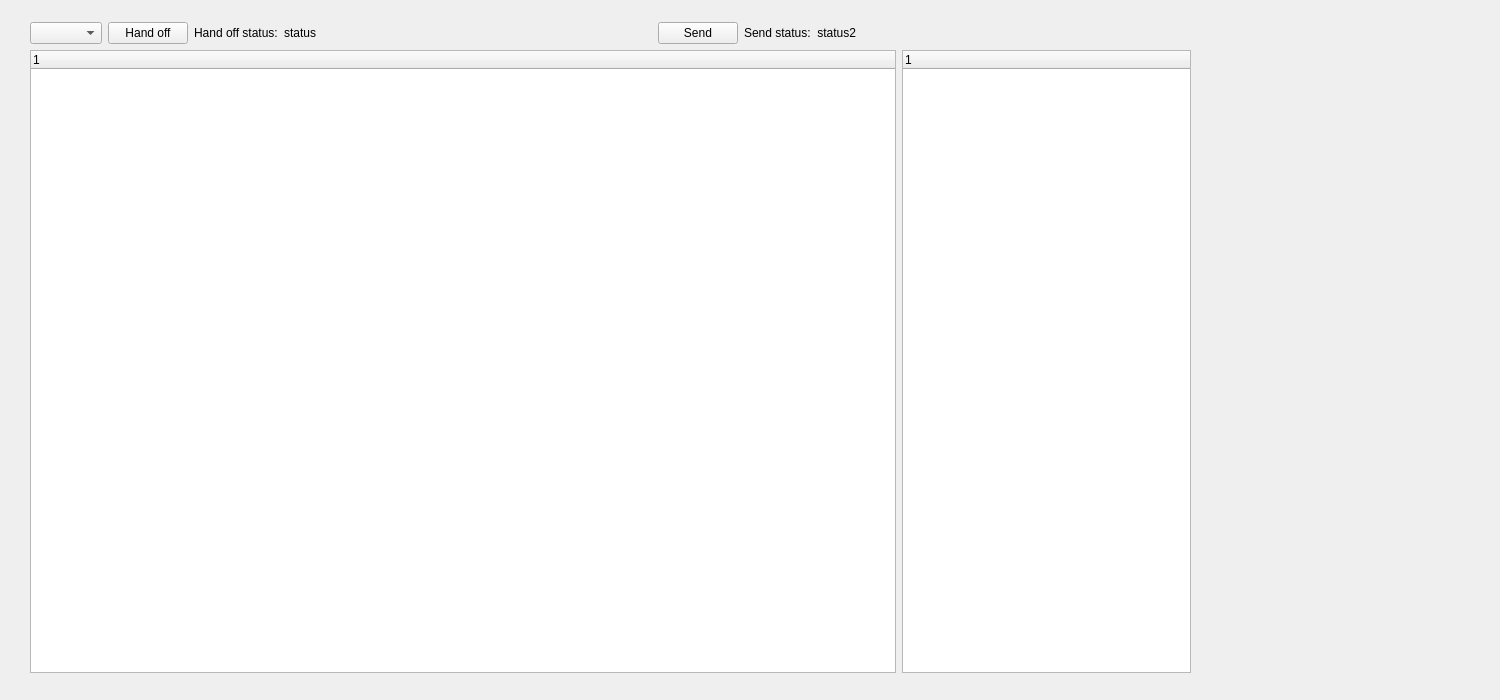
Above: GUITools/KMonitor/XMLHandler.ui from kouretes/Monas before the change. Below: the same form after it.
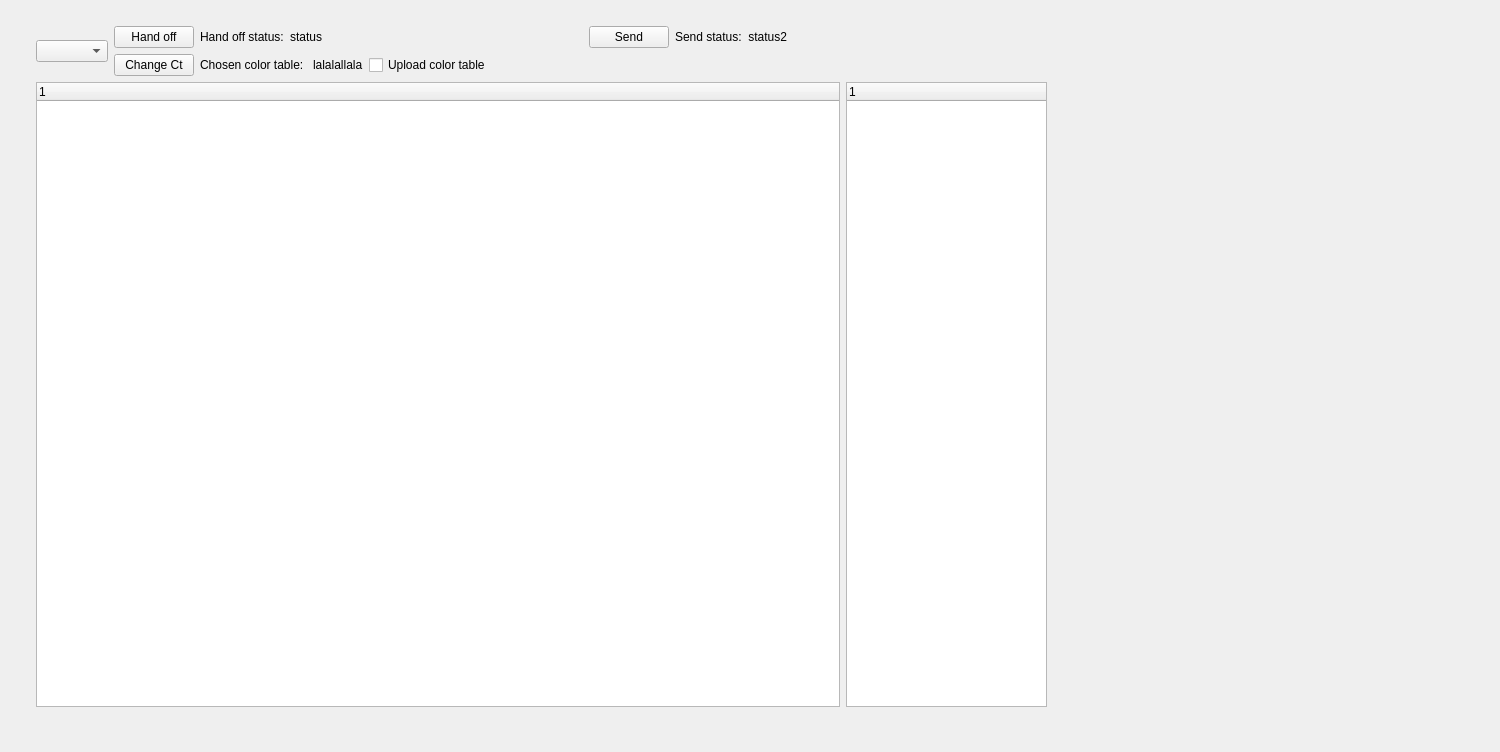
That is the form after the change.

Commit message: Xml manager with functionality to upload file ;)

Diff of the .ui file:
```diff
--- a/GUITools/KMonitor/XMLHandler.ui
+++ b/GUITools/KMonitor/XMLHandler.ui
@@ -7,28 +7,32 @@
     <x>0</x>
     <y>0</y>
     <width>1500</width>
-    <height>700</height>
+    <height>752</height>
    </rect>
   </property>
   <property name="windowTitle">
    <string>Form</string>
   </property>
-  <widget class="QWidget" name="layoutWidget">
+  <widget class="QWidget" name="">
    <property name="geometry">
     <rect>
-     <x>30</x>
-     <y>22</y>
-     <width>1161</width>
-     <height>651</height>
+     <x>36</x>
+     <y>26</y>
+     <width>1011</width>
+     <height>681</height>
     </rect>
    </property>
-   <layout class="QVBoxLayout" name="verticalLayout">
+   <layout class="QVBoxLayout" name="verticalLayout_2">
     <item>
-     <layout class="QHBoxLayout" name="horizontalLayout_2">
+     <layout class="QHBoxLayout" name="horizontalLayout_4">
       <item>
        <widget class="QComboBox" name="XMLComboBox"/>
       </item>
       <item>
+       <layout class="QVBoxLayout" name="verticalLayout">
+        <item>
+         <layout class="QHBoxLayout" name="horizontalLayout_3">
+          <item>
        <widget class="QPushButton" name="pushHandOff">
         <property name="text">
          <string>Hand off</string>
@@ -105,7 +109,56 @@
      </layout>
     </item>
     <item>
-     <layout class="QHBoxLayout" name="horizontalLayout" stretch="3,1">
+         <layout class="QHBoxLayout" name="horizontalLayout">
+          <item>
+           <widget class="QPushButton" name="changePb">
+            <property name="text">
+             <string>Change Ct</string>
+            </property>
+           </widget>
+          </item>
+          <item>
+           <widget class="QLabel" name="label_2">
+            <property name="text">
+             <string>Chosen color table: </string>
+            </property>
+           </widget>
+          </item>
+          <item>
+           <widget class="QLabel" name="ctLabel">
+            <property name="text">
+             <string>lalalallala</string>
+            </property>
+           </widget>
+          </item>
+          <item>
+           <widget class="QCheckBox" name="ctCB">
+            <property name="text">
+             <string>Upload color table</string>
+            </property>
+           </widget>
+          </item>
+          <item>
+           <spacer name="horizontalSpacer_3">
+            <property name="orientation">
+             <enum>Qt::Horizontal</enum>
+            </property>
+            <property name="sizeHint" stdset="0">
+             <size>
+              <width>40</width>
+              <height>20</height>
+             </size>
+            </property>
+           </spacer>
+          </item>
+         </layout>
+        </item>
+       </layout>
+      </item>
+     </layout>
+    </item>
+    <item>
+     <layout class="QHBoxLayout" name="horizontalLayout_2" stretch="4,1">
       <item>
        <widget class="QTreeWidget" name="mainTree">
         <column>
```
Lines whose indentation alone changed are shown as unchanged. The commit also changes 8 other files.
